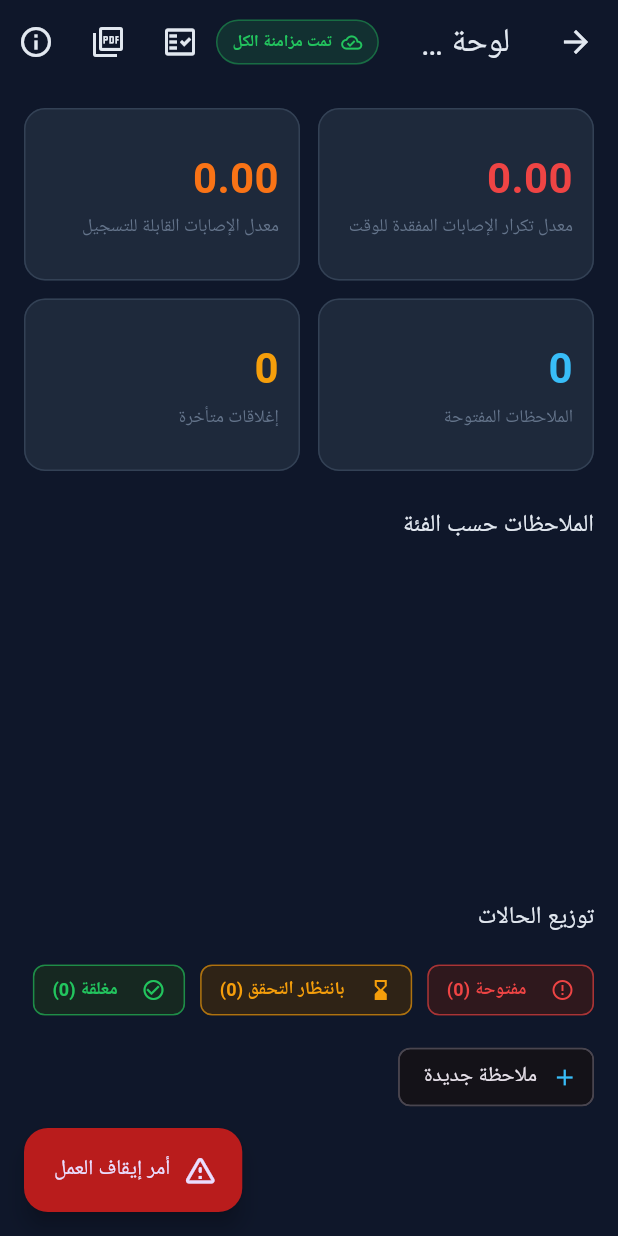
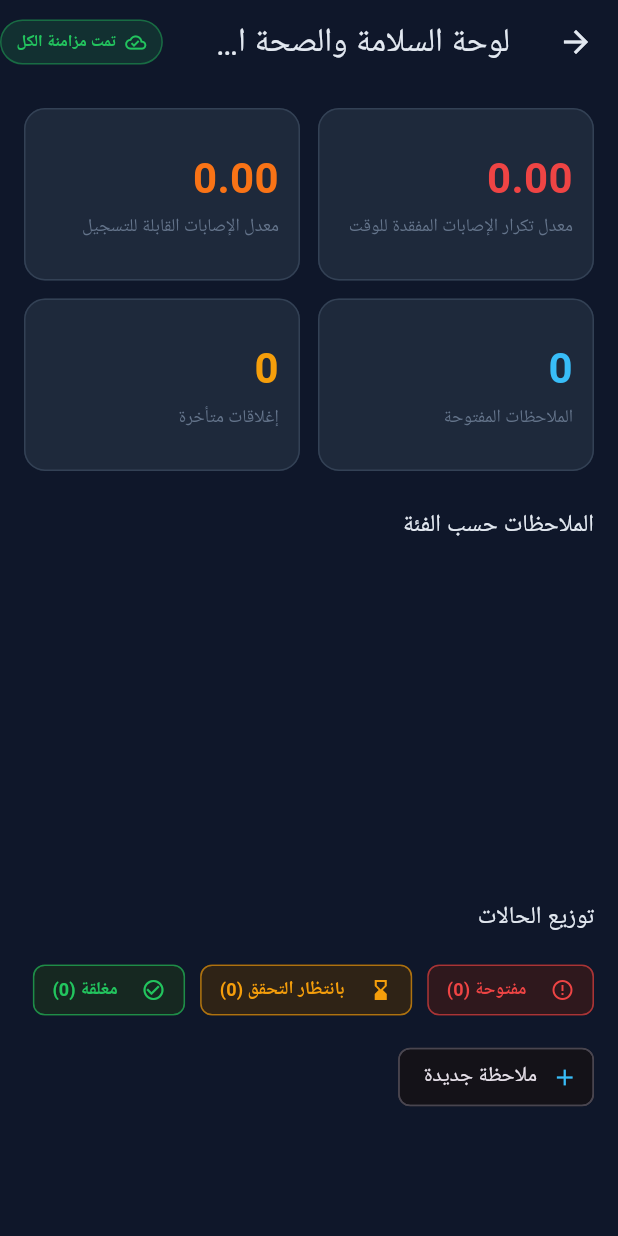
Before and after one commit to yagoubyousifyagoub-HSE/Safety_Core_AI_v2.0, a Flutter app: the DashboardScreen screen opened directly, on a phone screen of 412 x 824 dp. Run offline on Flutter 3.47's test engine with Material 3 defaults, Android fonts, the phone set to English and light mode, and no system bars; drawn by our look-alikes of fl_chart; our stand-ins replace connectivity_plus, flutter_riverpod, geolocator, hive_flutter, image_picker, pdf and 3 more; accounts and stored records are empty; generated files the repository leaves out were written again; statements that could not run were skipped.

Commit message:
Update dashboard_screen.dart

```diff
--- a/lib/features/dashboard/dashboard_screen.dart
+++ b/lib/features/dashboard/dashboard_screen.dart
@@ -8,17 +8,13 @@ import '../../core/constants/app_constants.dart';
 import '../../core/models/observation_model.dart';
 import '../../core/providers.dart';
 import '../../core/services/local_demo_data.dart';
+import '../../core/widgets/stream_error_state.dart';
 import '../../l10n/gen/app_localizations.dart';
-import '../about/screens/about_app_screen.dart';
 import '../auth/auth_service.dart';
 import '../auth/login_screen.dart';
 import '../observations/screens/new_observation_screen.dart';
-import '../observations/screens/observations_list_screen.dart';
-import '../observations/widgets/emergency_dialog.dart';
 import '../observations/widgets/status_chip.dart';
 import '../observations/widgets/sync_badge.dart';
-import '../reports/screens/reports_screen.dart';
-import '../../core/widgets/stream_error_state.dart';
 import 'kpi_calculator.dart';
 
 class DashboardScreen extends ConsumerStatefulWidget {
@@ -37,8 +33,6 @@ class DashboardScreen extends ConsumerStatefulWidget {
 }
 
 class _DashboardScreenState extends ConsumerState<DashboardScreen> {
-  static const String _emergencyHotline = '+966500000000'; // replace with site HSE hotline
-
   // Bumping this forces StreamBuilder to tear down and resubscribe to a
   // brand-new stream instance — the retry mechanism for _buildLiveBody.
   int _liveRetryCount = 0;
@@ -58,36 +52,8 @@ class _DashboardScreenState extends ConsumerState<DashboardScreen> {
           // reach a real backend, so showing "pending sync" would just be
           // confusing noise.
           if (!widget.localDemo)
-            const Padding(padding: EdgeInsets.only(right: 8), child: SyncBadge()),
-          IconButton(
-            icon: const Icon(Icons.fact_check_outlined),
-            tooltip: l10n.observationsListTitle,
-            onPressed: () => Navigator.of(context).push(
-              MaterialPageRoute(builder: (_) => ObservationsListScreen(isLocalDemo: widget.localDemo)),
-            ),
-          ),
-          IconButton(
-            icon: const Icon(Icons.picture_as_pdf_outlined),
-            tooltip: l10n.reportsTitle,
-            onPressed: () => Navigator.of(context).push(
-              MaterialPageRoute(builder: (_) => ReportsScreen(isLocalDemo: widget.localDemo)),
-            ),
-          ),
-          IconButton(
-            icon: const Icon(Icons.info_outline),
-            onPressed: () => Navigator.of(context)
-                .push(MaterialPageRoute(builder: (_) => const AboutAppScreen())),
-          ),
+            const Padding(padding: EdgeInsets.only(right: 16), child: SyncBadge()),
         ],
-      ),
-      floatingActionButton: FloatingActionButton.extended(
-        backgroundColor: AppColors.emergencyRed,
-        onPressed: () => showDialog(
-          context: context,
-          builder: (_) => EmergencyDialog(hotlineNumber: _emergencyHotline, isDemoMode: isDemoMode),
-        ),
-        icon: const Icon(Icons.warning_amber_rounded),
-        label: Text(l10n.emergencyStopWork),
       ),
       body: widget.localDemo
           ? _buildLocalDemoBody(context, l10n, isDemoMode)
```
